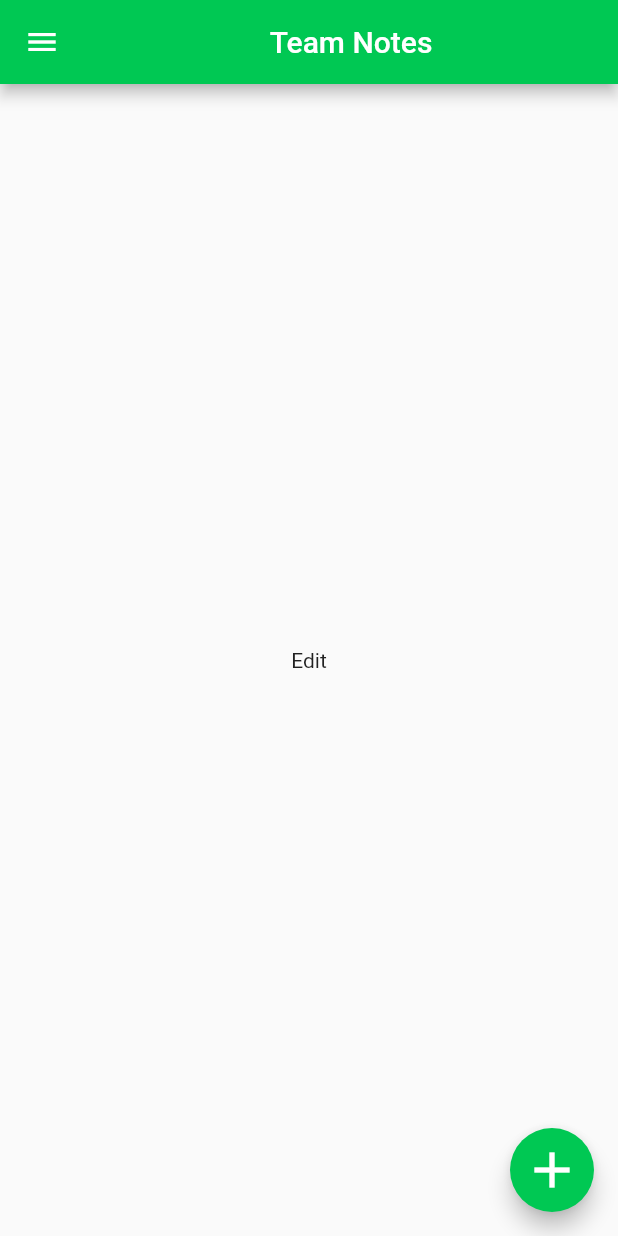
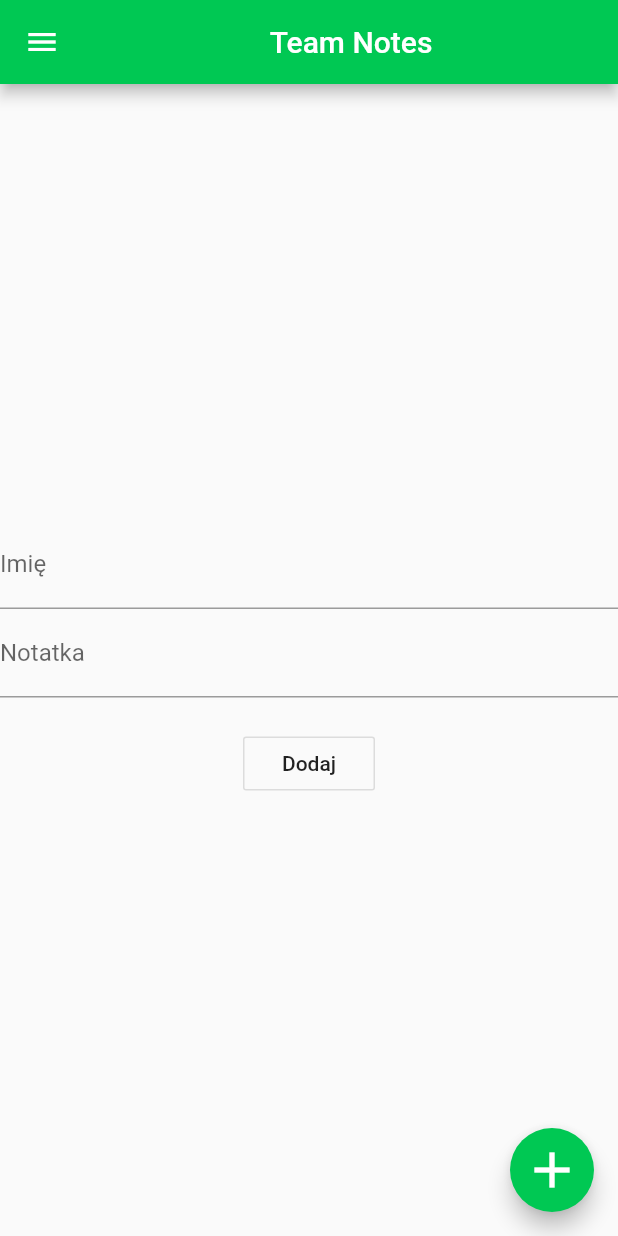
Before and after one commit to JakubKalina/Flutter-training, a Flutter app: the Edit screen opened by its route, on a phone screen of 412 x 824 dp. Run offline on Flutter 3.47's test engine with Material 2 defaults, Android fonts, the phone set to English and light mode, and no system bars.

Commit message:
Finished features that allow to edit a note and refresh current ones

```diff
--- a/lib/constants.dart
+++ b/lib/constants.dart
@@ -1 +1 @@
-const String apiAddress = 'http://93217152.ngrok.io';
+const String apiAddress = 'http://e0cbd344.ngrok.io';
--- a/lib/screens/Edit.dart
+++ b/lib/screens/Edit.dart
@@ -1,15 +1,44 @@
+import 'dart:convert';
+
 import 'package:flutter/material.dart';
+import 'package:http/http.dart';
+
+import '../constants.dart';
 
 class Edit extends StatefulWidget {
-  Edit({Key key, this.title}) : super(key: key);
+  Edit({Key key, this.noteId}) : super(key: key);
 
-  final String title;
+  final int noteId;
 
   @override
   _EditState createState() => _EditState();
 }
 
 class _EditState extends State<Edit> {
+
+  int noteId;
+  String inputUsername, inputNote;
+
+    @override
+    void initState() {
+      super.initState();
+      this.noteId = widget.noteId;
+    }
+
+
+  _editNote() async {
+
+    final url = '$apiAddress/edit';
+
+    final body = jsonEncode({"id": "${this.noteId}","username":"${this.inputUsername}","note":"${this.inputNote}"});
+
+    Map<String, String> headers = {"Content-type": "application/json"};
+
+    print(body);
+    final response = await put(url, headers: headers, body: body);
+    print(response.body);
+  }
+
 
   @override
   Widget build(BuildContext context) {
@@ -99,9 +128,30 @@ class _EditState extends State<Edit> {
         child: Column(
           mainAxisAlignment: MainAxisAlignment.center,
           children: <Widget>[
-            Text(
-              'Edit'
-            )
+
+            TextFormField(
+              decoration: InputDecoration(
+                labelText: 'Imię'
+              ),
+              onChanged: (text) => inputUsername = text,
+            ),
+
+            TextFormField(
+              decoration: InputDecoration(
+                labelText: 'Notatka'
+              ),
+              onChanged: (text) => inputNote = text,
+            ),
+
+            SizedBox(height: 20,),
+
+            OutlineButton(
+              onPressed: () {
+                this._editNote();
+              },
+              child: Text('Dodaj'),
+            ),
+
           ],
         ),
       ),
--- a/lib/screens/GetAll.dart
+++ b/lib/screens/GetAll.dart
@@ -2,6 +2,7 @@ import 'dart:convert';
 
 import 'package:flutter/material.dart';
 import 'package:http/http.dart';
+import 'package:user_notes/screens/Edit.dart';
 import 'package:user_notes/userNote.dart';
 
 import '../constants.dart';
@@ -146,7 +147,7 @@ class _GetAllState extends State<GetAll> {
                         children: <Widget>[
                           ListTile(
                             leading: Icon(Icons.note),
-                            title: Text(allNotes[index].username),
+                            title: Text('Id: ' + allNotes[index].id.toString() + ' należy do: ' + allNotes[index].username),
                             subtitle: Text(allNotes[index].note),
                           ),
                           ButtonBar(
@@ -154,7 +155,7 @@ class _GetAllState extends State<GetAll> {
                               FlatButton(
                                 child: Text('Edytuj'),
                                 onPressed: () {
-                                  Navigator.pushReplacementNamed(context, '/Edit', arguments: <String,String> {'id' : allNotes[index].id.toString()});
+                                  Navigator.pushReplacement(context, MaterialPageRoute(builder: (BuildContext context) => Edit(noteId: allNotes[index].id,)));
                                 },
                               ),
                               FlatButton(
```
